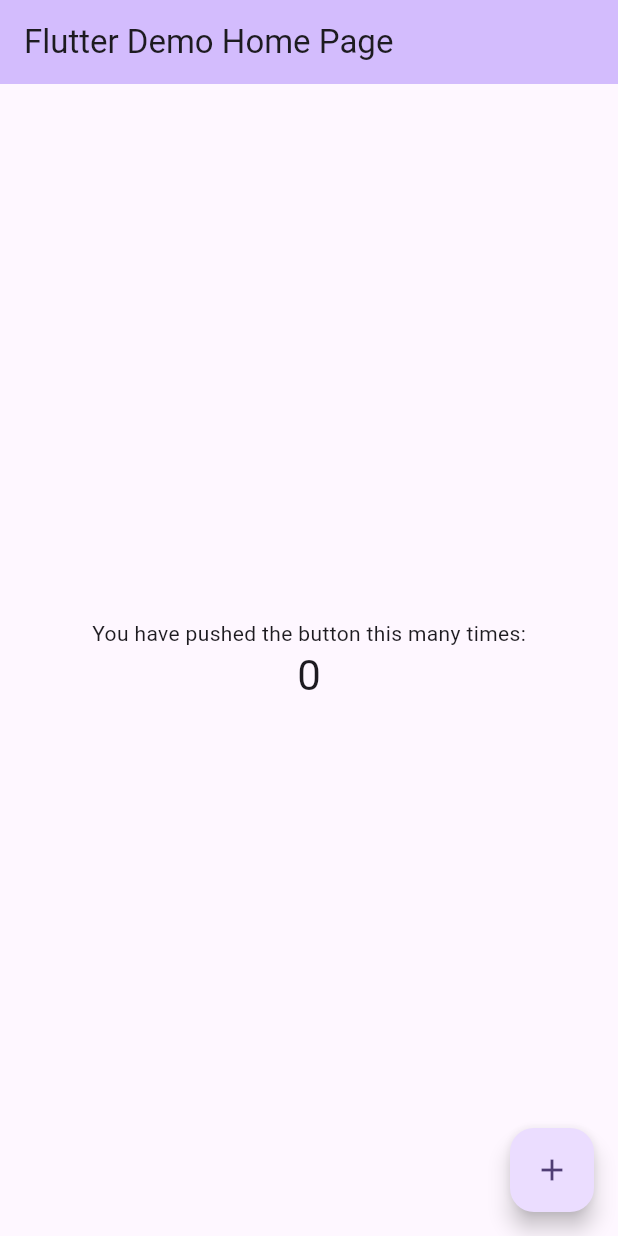
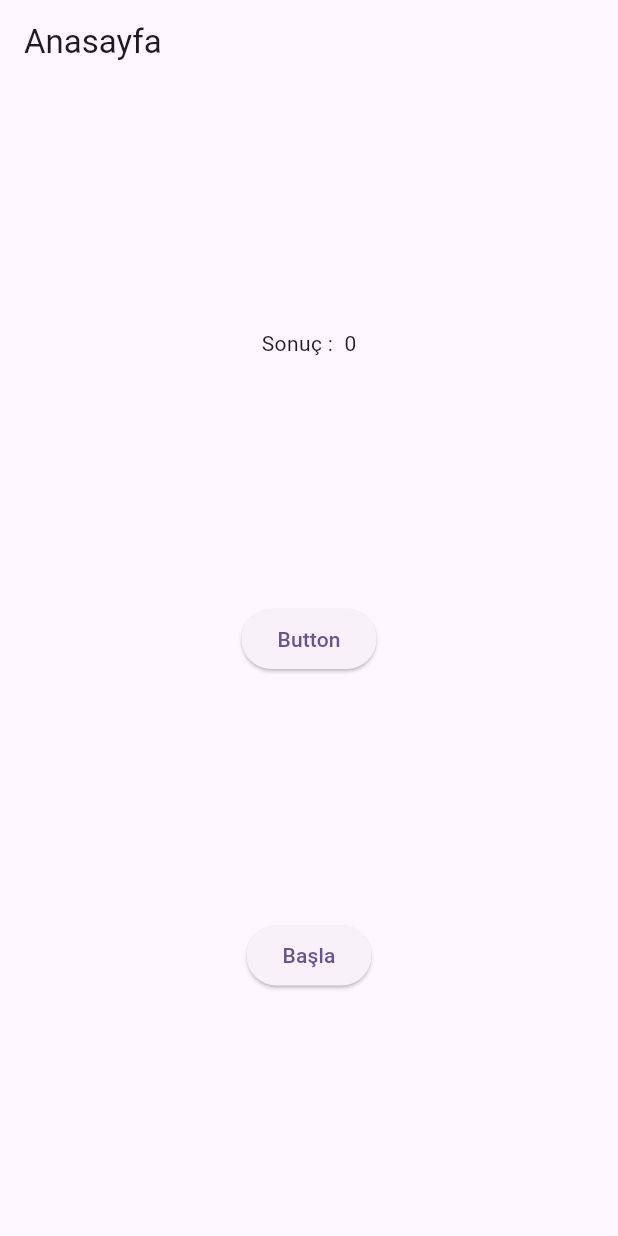
Before and after one commit to sefacr/calisma_yapisi, a Flutter app: the screen it shows after launch, on a phone screen of 412 x 824 dp. Run offline on Flutter 3.47's test engine with Material 3 defaults, Android fonts, the phone set to English and light mode, and no system bars.

Commit message:
page transition && button action && oop example

```diff
--- a/lib/main.dart
+++ b/lib/main.dart
@@ -1,3 +1,4 @@
+import 'package:calisma_yapisi/mainScreen.dart';
 import 'package:flutter/material.dart';
 
 void main() {
@@ -7,119 +8,16 @@
 class MyApp extends StatelessWidget {
   const MyApp({super.key});
 
-  // This widget is the root of your application.
   @override
   Widget build(BuildContext context) {
     return MaterialApp(
       title: 'Flutter Demo',
+      debugShowCheckedModeBanner: false,
       theme: ThemeData(
-        // This is the theme of your application.
-        //
-        // TRY THIS: Try running your application with "flutter run". You'll see
-        // the application has a purple toolbar. Then, without quitting the app,
-        // try changing the seedColor in the colorScheme below to Colors.green
-        // and then invoke "hot reload" (save your changes or press the "hot
-        // reload" button in a Flutter-supported IDE, or press "r" if you used
-        // the command line to start the app).
-        //
-        // Notice that the counter didn't reset back to zero; the application
-        // state is not lost during the reload. To reset the state, use hot
-        // restart instead.
-        //
-        // This works for code too, not just values: Most code changes can be
-        // tested with just a hot reload.
         colorScheme: ColorScheme.fromSeed(seedColor: Colors.deepPurple),
         useMaterial3: true,
       ),
-      home: const MyHomePage(title: 'Flutter Demo Home Page'),
+      home: const MainScreen(),
     );
   }
 }
-
-class MyHomePage extends StatefulWidget {
-  const MyHomePage({super.key, required this.title});
-
-  // This widget is the home page of your application. It is stateful, meaning
-  // that it has a State object (defined below) that contains fields that affect
-  // how it looks.
-
-  // This class is the configuration for the state. It holds the values (in this
-  // case the title) provided by the parent (in this case the App widget) and
-  // used by the build method of the State. Fields in a Widget subclass are
-  // always marked "final".
-
-  final String title;
-
-  @override
-  State<MyHomePage> createState() => _MyHomePageState();
-}
-
-class _MyHomePageState extends State<MyHomePage> {
-  int _counter = 0;
-
-  void _incrementCounter() {
-    setState(() {
-      // This call to setState tells the Flutter framework that something has
-      // changed in this State, which causes it to rerun the build method below
-      // so that the display can reflect the updated values. If we changed
-      // _counter without calling setState(), then the build method would not be
-      // called again, and so nothing would appear to happen.
-      _counter++;
-    });
-  }
-
-  @override
-  Widget build(BuildContext context) {
-    // This method is rerun every time setState is called, for instance as done
-    // by the _incrementCounter method above.
-    //
-    // The Flutter framework has been optimized to make rerunning build methods
-    // fast, so that you can just rebuild anything that needs updating rather
-    // than having to individually change instances of widgets.
-    return Scaffold(
-      appBar: AppBar(
-        // TRY THIS: Try changing the color here to a specific color (to
-        // Colors.amber, perhaps?) and trigger a hot reload to see the AppBar
-        // change color while the other colors stay the same.
-        backgroundColor: Theme.of(context).colorScheme.inversePrimary,
-        // Here we take the value from the MyHomePage object that was created by
-        // the App.build method, and use it to set our appbar title.
-        title: Text(widget.title),
-      ),
-      body: Center(
-        // Center is a layout widget. It takes a single child and positions it
-        // in the middle of the parent.
-        child: Column(
-          // Column is also a layout widget. It takes a list of children and
-          // arranges them vertically. By default, it sizes itself to fit its
-          // children horizontally, and tries to be as tall as its parent.
-          //
-          // Column has various properties to control how it sizes itself and
-          // how it positions its children. Here we use mainAxisAlignment to
-          // center the children vertically; the main axis here is the vertical
-          // axis because Columns are vertical (the cross axis would be
-          // horizontal).
-          //
-          // TRY THIS: Invoke "debug painting" (choose the "Toggle Debug Paint"
-          // action in the IDE, or press "p" in the console), to see the
-          // wireframe for each widget.
-          mainAxisAlignment: MainAxisAlignment.center,
-          children: <Widget>[
-            const Text(
-              'You have pushed the button this many times:',
-            ),
-            Text(
-              '$_counter',
-              style: Theme.of(context).textTheme.headlineMedium,
-            ),
-          ],
-        ),
-      ),
-      floatingActionButton: FloatingActionButton(
-        onPressed: _incrementCounter,
-        tooltip: 'Increment',
-        child: const Icon(Icons.add),
-      ), // This trailing comma makes auto-formatting nicer for build methods.
-    );
-  }
-}
--- /dev/null
+++ b/lib/mainScreen.dart
@@ -0,0 +1,42 @@
+import 'package:calisma_yapisi/gameScreen.dart';
+import 'package:calisma_yapisi/person.dart';
+import 'package:flutter/material.dart';
+
+class MainScreen extends StatefulWidget {
+  const MainScreen({super.key});
+
+  @override
+  State<MainScreen> createState() => _MainScreenState();
+}
+
+class _MainScreenState extends State<MainScreen> {
+  int sayac = 0;
+  @override
+  Widget build(BuildContext context) {
+    print("build methodu çalıştı");
+    return Scaffold(
+      appBar: AppBar(title: const Text("Anasayfa"),),
+      body: Center(
+        child: Column(
+          mainAxisAlignment: MainAxisAlignment.spaceEvenly,
+          children: [
+            Text("Sonuç :  $sayac"),
+            ElevatedButton(onPressed: () {
+              setState(() {
+                sayac++;
+              });
+            }, child: const Text("Button")
+            ),
+            ElevatedButton(
+              onPressed: (){
+                var user1 = Person(name: "Ali", age: 23, height: 1.84, materialStatus: false);
+                Navigator.push(context, MaterialPageRoute(builder: (context) => GameScreen(person: user1,)));
+              },
+              child: const Text("Başla")
+            ),
+          ],
+        ),
+      ),
+    );
+  }
+}
--- /dev/null
+++ b/lib/person.dart
@@ -0,0 +1,14 @@
+// ignore_for_file: public_member_api_docs, sort_constructors_first
+class Person {
+  late String name;
+  late int age;
+  late double height;
+  late bool materialStatus;
+  Person({
+    required this.name,
+    required this.age,
+    required this.height,
+    required this.materialStatus,
+  });
+
+}
```
Also changed, not shown: lib/gameScreen.dart (added, +35 -0 lines), lib/resultScreen.dart (added, +36 -0 lines).
